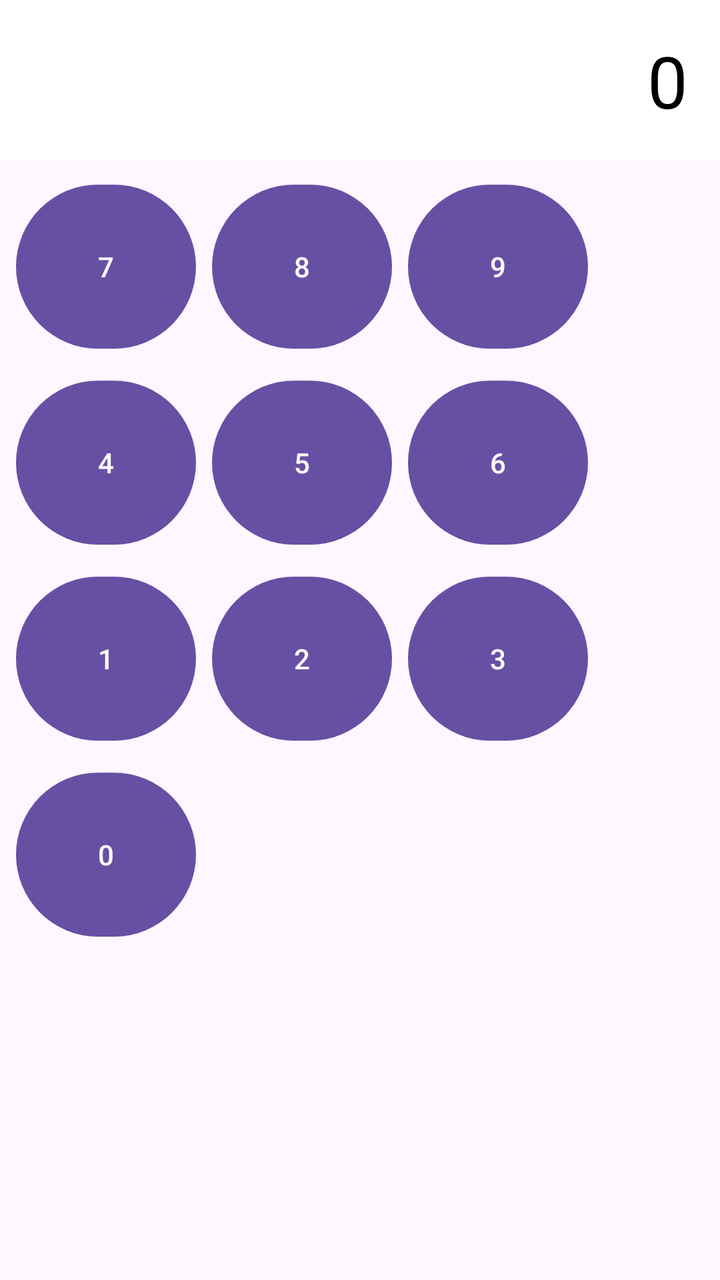
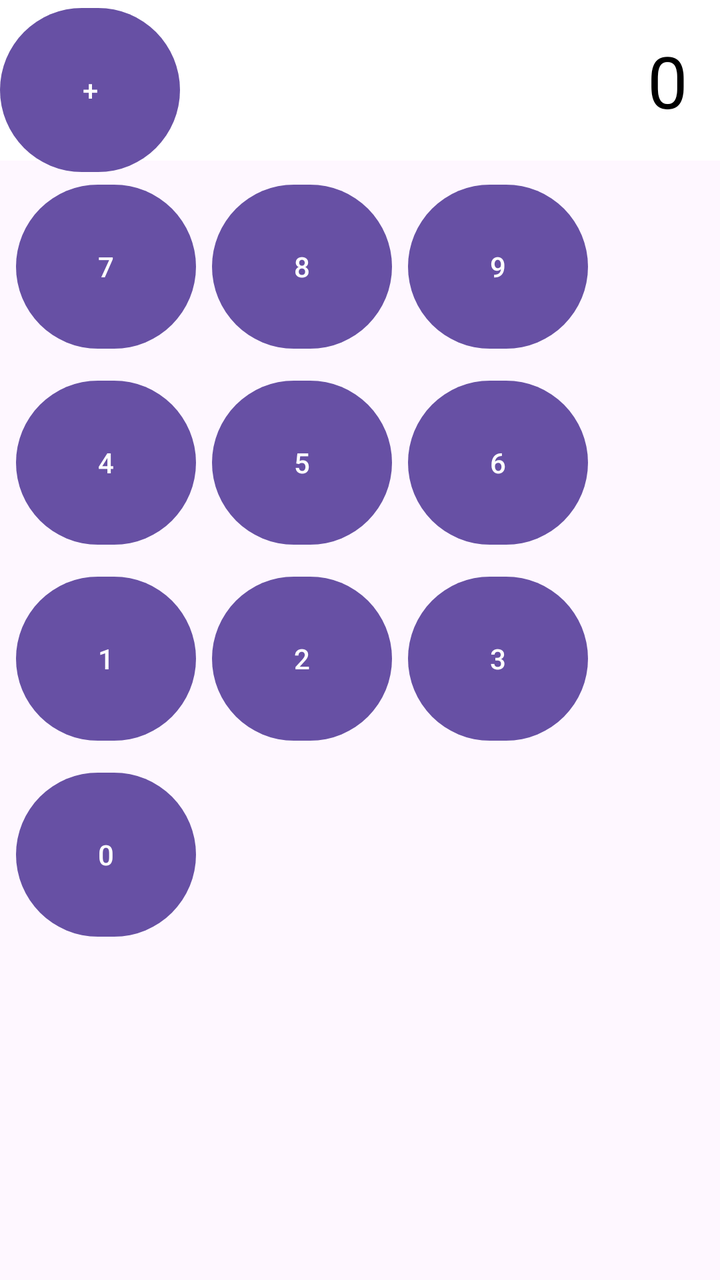

The first picture is an Android layout as it rendered before a commit; the second is the same layout after the commit. The layout source and the unified diff follow.
<!-- AndroidManifest.xml: application theme Theme.ProjectCalculator -->
<!-- res/layout/activity_main.xml -->
<?xml version="1.0" encoding="utf-8"?>
<androidx.constraintlayout.widget.ConstraintLayout
    xmlns:android="http://schemas.android.com/apk/res/android"
    xmlns:app="http://schemas.android.com/apk/res-auto"
    xmlns:tools="http://schemas.android.com/tools"
    android:id="@+id/main"
    android:layout_width="match_parent"
    android:layout_height="match_parent"
    tools:context=".MainActivity">

    <TextView
        android:id="@+id/tvResult"
        android:layout_width="match_parent"
        android:layout_height="wrap_content"
        android:background="@color/white"
        android:gravity="end"
        android:padding="16dp"
        android:text="0"
        android:textColor="@color/black"
        android:textSize="36sp"
        app:layout_constraintTop_toTopOf="parent"
        app:layout_constraintStart_toStartOf="parent"
        app:layout_constraintEnd_toEndOf="parent"/>

    <Button
        android:id="@+id/btn7"
        android:layout_width="90dp"
        android:layout_height="90dp"
        android:text="7"
        app:layout_constraintStart_toStartOf="parent"
        app:layout_constraintTop_toBottomOf="@id/tvResult"
        android:layout_margin="8dp"/>

    <Button
        android:id="@+id/btn8"
        android:layout_width="90dp"
        android:layout_height="90dp"
        android:text="8"
        app:layout_constraintStart_toEndOf="@id/btn7"
        app:layout_constraintTop_toBottomOf="@id/tvResult"
        android:layout_margin="8dp"/>

    <Button
        android:id="@+id/btn9"
        android:layout_width="90dp"
        android:layout_height="90dp"
        android:text="9"
        app:layout_constraintStart_toEndOf="@id/btn8"
        app:layout_constraintTop_toBottomOf="@id/tvResult"
        android:layout_margin="8dp"/>
    <Button
        android:id="@+id/btn4"
        android:layout_width="90dp"
        android:layout_height="90dp"
        android:text="4"
        app:layout_constraintStart_toStartOf="parent"
        app:layout_constraintTop_toBottomOf="@id/btn7"
        android:layout_margin="8dp"/>
    <Button
        android:id="@+id/btn5"
        android:layout_width="90dp"
        android:layout_height="90dp"
        android:text="5"
        app:layout_constraintStart_toEndOf="@id/btn4"
        app:layout_constraintTop_toBottomOf="@id/btn8"
        android:layout_margin="8dp"/>
    <Button
        android:id="@+id/btn6"
        android:layout_width="90dp"
        android:layout_height="90dp"
        android:text="6"
        app:layout_constraintStart_toEndOf="@+id/btn5"
        app:layout_constraintTop_toBottomOf="@+id/btn9"
        android:layout_margin="8dp"/>
    <Button
        android:id="@+id/btn1"
        android:layout_width="90dp"
        android:layout_height="90dp"
        android:text="1"
        app:layout_constraintStart_toStartOf="parent"
        app:layout_constraintTop_toBottomOf="@id/btn4"
        android:layout_margin="8dp"/>
    <Button
        android:id="@+id/btn2"
        android:layout_width="90dp"
        android:layout_height="90dp"
        android:text="2"
        app:layout_constraintStart_toEndOf="@id/btn1"
        app:layout_constraintTop_toBottomOf="@id/btn5"
        android:layout_margin="8dp"/>
    <Button
        android:id="@+id/btn3"
        android:layout_width="90dp"
        android:layout_height="90dp"
        android:text="3"
        app:layout_constraintStart_toEndOf="@id/btn2"
        app:layout_constraintTop_toBottomOf="@id/btn6"
        android:layout_margin="8dp"/>
    <Button
        android:id="@+id/btn0"
        android:layout_width="90dp"
        android:layout_height="90dp"
        android:text="0"
        app:layout_constraintStart_toStartOf="parent"
        app:layout_constraintTop_toBottomOf="@id/btn1"
        android:layout_margin="8dp"/>



</androidx.constraintlayout.widget.ConstraintLayout>
<!-- resources referenced by this layout -->
<resources>
  <color name="black">#FF000000</color>
  <color name="white">#FFFFFFFF</color>
  <style name="Theme.ProjectCalculator" parent="Base.Theme.ProjectCalculator" />
  <style name="Base.Theme.ProjectCalculator" parent="Theme.Material3.DayNight.NoActionBar">
          
          
      </style>
</resources>

<!-- the commit's change to res/layout/activity_main.xml (unified diff, before → after) -->
@@ -105,6 +105,15 @@
         app:layout_constraintTop_toBottomOf="@id/btn1"
         android:layout_margin="8dp"/>
 
+    <Button
+        android:id="@+id/btnPlus"
+        android:layout_width="90dp"
+        android:layout_height="90dp"
+        android:text="+"
+        app:layout_constraintStart_toEndOf="@id/btnEquals"
+        app:layout_constraintTop_toBottomOf="@id/btnMinus"
+        android:layout_margin="8dp"/>
+
 
 
 </androidx.constraintlayout.widget.ConstraintLayout>
